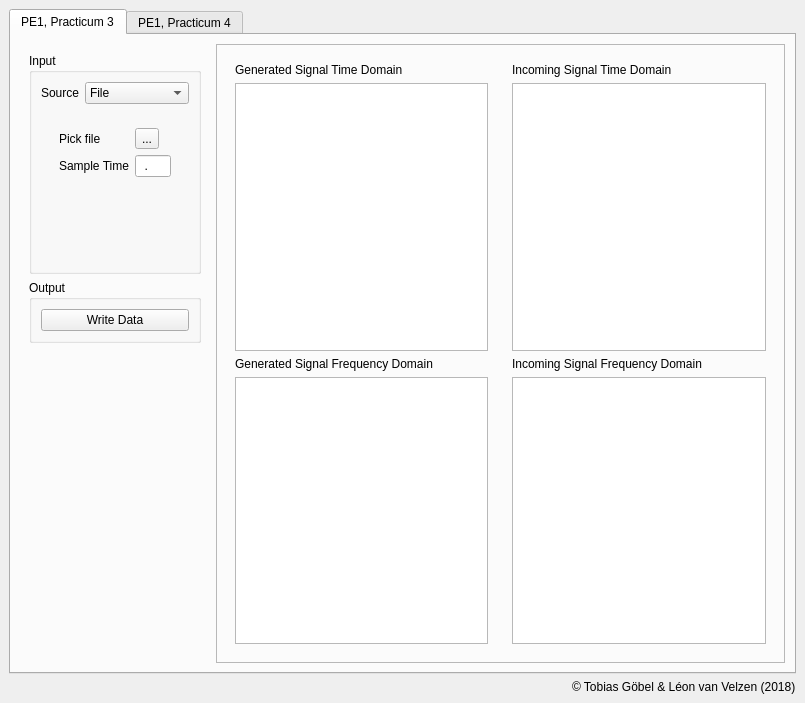
Above: interface.ui from leon-vv/fourier-frequency-analysis before the change. Below: the same form after it.
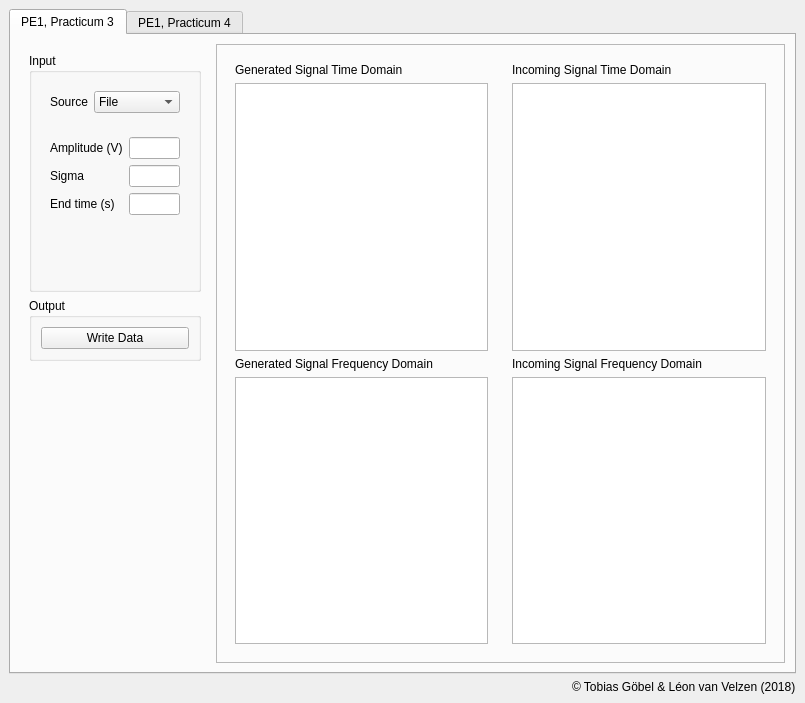
That is the form after the change. The open tabs and pages were chosen to show the change. Custom widgets are drawn as their Qt base class.

Commit message: Make all generated signal configurations work correctly

The edit to the form file:
```diff
--- a/interface.ui
+++ b/interface.ui
@@ -54,21 +54,30 @@
              <property name="title">
               <string>Input</string>
              </property>
-             <layout class="QFormLayout" name="formLayout_2">
+             <layout class="QVBoxLayout" name="verticalLayout_3">
               <property name="leftMargin">
                <number>9</number>
               </property>
               <property name="rightMargin">
                <number>9</number>
               </property>
-              <item row="1" column="0">
+              <item>
+               <widget class="QFrame" name="frame_4">
+                <property name="frameShape">
+                 <enum>QFrame::NoFrame</enum>
+                </property>
+                <property name="frameShadow">
+                 <enum>QFrame::Raised</enum>
+                </property>
+                <layout class="QFormLayout" name="formLayout_2">
+                 <item row="0" column="0">
                <widget class="QLabel" name="label_3">
                 <property name="text">
                  <string>Source</string>
                 </property>
                </widget>
               </item>
-              <item row="1" column="1">
+                 <item row="0" column="1">
                <widget class="QComboBox" name="source_picker">
                 <item>
                  <property name="text">
@@ -92,8 +101,11 @@
                 </item>
                </widget>
               </item>
-              <item row="5" column="0" colspan="2">
-               <widget class="QStackedWidget" name="stackedWidget">
+                </layout>
+               </widget>
+              </item>
+              <item>
+               <widget class="QStackedWidget" name="controls_stack">
                 <property name="sizePolicy">
                  <sizepolicy hsizetype="Preferred" vsizetype="Expanding">
                   <horstretch>0</horstretch>
@@ -177,48 +189,42 @@
                   </item>
                  </layout>
                 </widget>
-                <widget class="QWidget" name="page_2">
-                 <layout class="QVBoxLayout" name="verticalLayout_3">
-                  <item>
-                   <widget class="QWidget" name="file_control" native="true">
-                    <layout class="QFormLayout" name="formLayout">
-                     <item row="0" column="0">
+                <widget class="QWidget" name="file_controls">
+                 <layout class="QFormLayout" name="formLayout_5">
+                  <item row="1" column="1">
+                   <widget class="QLineEdit" name="sample_time_edit">
+                    <property name="inputMask">
+                     <string/>
+                    </property>
+                    <property name="text">
+                     <string/>
+                    </property>
+                   </widget>
+                  </item>
+                  <item row="1" column="0">
+                   <widget class="QLabel" name="label_11">
+                    <property name="text">
+                     <string>Sample Time (s)</string>
+                    </property>
+                   </widget>
+                  </item>
+                  <item row="2" column="0">
                       <widget class="QLabel" name="label_4">
                        <property name="text">
                         <string>Pick file</string>
                        </property>
                       </widget>
                      </item>
-                     <item row="0" column="1">
+                  <item row="2" column="1">
                       <widget class="QToolButton" name="pick_file_button">
                        <property name="text">
                         <string>...</string>
                        </property>
                       </widget>
                      </item>
-                     <item row="1" column="0">
-                      <widget class="QLabel" name="label_11">
-                       <property name="text">
-                        <string>Sample Time</string>
-                       </property>
-                      </widget>
-                     </item>
-                     <item row="1" column="1">
-                      <widget class="QLineEdit" name="sample_time_edit">
-                       <property name="inputMask">
-                        <string>99.9999</string>
-                       </property>
-                       <property name="text">
-                        <string>.</string>
-                       </property>
-                      </widget>
-                     </item>
-                    </layout>
-                   </widget>
-                  </item>
-                 </layout>
-                </widget>
-                <widget class="QWidget" name="page_3">
+                 </layout>
+                </widget>
+                <widget class="QWidget" name="delta_controls">
                  <layout class="QFormLayout" name="formLayout_3">
                   <item row="1" column="0">
                    <widget class="QLabel" name="label_5">
@@ -248,7 +254,41 @@
                    <widget class="QLineEdit" name="lineEdit_2"/>
                   </item>
                   <item row="3" column="1">
-                   <widget class="QLineEdit" name="lineEdit_3"/>
+                   <widget class="QLineEdit" name="delta_end_time"/>
+                  </item>
+                 </layout>
+                </widget>
+                <widget class="QWidget" name="gauss_controls">
+                 <layout class="QFormLayout" name="formLayout">
+                  <item row="0" column="0">
+                   <widget class="QLabel" name="label_17">
+                    <property name="text">
+                     <string>Amplitude (V)</string>
+                    </property>
+                   </widget>
+                  </item>
+                  <item row="0" column="1">
+                   <widget class="QLineEdit" name="gauss_amplitude"/>
+                  </item>
+                  <item row="1" column="0">
+                   <widget class="QLabel" name="label_18">
+                    <property name="text">
+                     <string>Sigma</string>
+                    </property>
+                   </widget>
+                  </item>
+                  <item row="1" column="1">
+                   <widget class="QLineEdit" name="gauss_sigma"/>
+                  </item>
+                  <item row="2" column="1">
+                   <widget class="QLineEdit" name="gauss_end_time"/>
+                  </item>
+                  <item row="2" column="0">
+                   <widget class="QLabel" name="label_19">
+                    <property name="text">
+                     <string>End time (s)</string>
+                    </property>
+                   </widget>
                   </item>
                  </layout>
                 </widget>
```
Left out of the diff: 10 changed lines with no effect on the pictures. Lines whose indentation alone changed are shown as unchanged. The commit also changes 2 other files.
